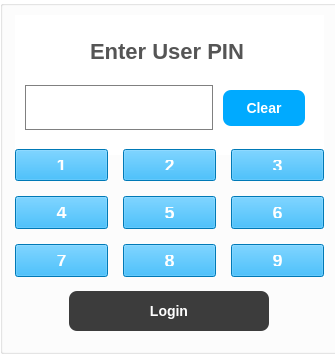
This is login.ui in pgil256/new-gui as Qt 5 draws it before an edit. The edited form follows.
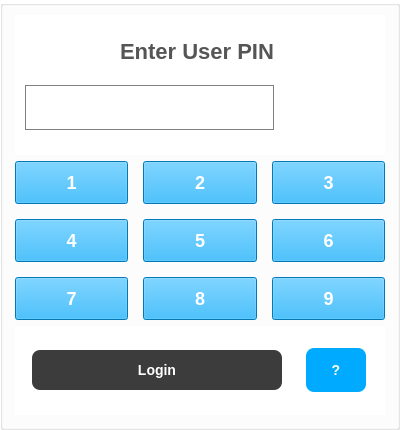
This is the edited form.

Patch:
```diff
--- a/login.ui
+++ b/login.ui
@@ -6,8 +6,8 @@
    <rect>
     <x>0</x>
     <y>0</y>
-    <width>335</width>
-    <height>354</height>
+    <width>400</width>
+    <height>430</height>
    </rect>
   </property>
   <property name="windowTitle">
@@ -18,8 +18,8 @@
     <rect>
      <x>0</x>
      <y>0</y>
-     <width>339</width>
-     <height>354</height>
+     <width>400</width>
+     <height>430</height>
     </rect>
    </property>
    <property name="minimumSize">
@@ -28,6 +28,12 @@
      <height>350</height>
     </size>
    </property>
+   <property name="maximumSize">
+    <size>
+     <width>400</width>
+     <height>450</height>
+    </size>
+   </property>
    <property name="styleSheet">
     <string notr="true">    font-size: 18px;
     font-weight: bold;
@@ -149,19 +155,17 @@
              </size>
             </property>
             <property name="styleSheet">
-             <string notr="true">    background-color: rgb(0, 170, 255);
-    color: white;
-    border: none;
-    padding: 10px 20px;
-    text-align: center;
-    text-decoration: none;
-    display: inline-block;
-    font-size: 14px;
-    font-weight:bold;
-    margin: 4px 4px;
-    cursor: pointer;
-    border-radius: 8px;
-    transition-duration: 0.4s;</string>
+             <string notr="true"> background-color: rgb(0,
+                                                        170, 255);
+                                                        color: white;
+                                                        border: none;
+                                                        padding: 10px 20px;
+                                                        text-align: center;
+                                                        text-decoration: none;
+                                                        font-size: 14px;
+                                                        font-weight:bold;
+                                                        margin: 4px 4px;
+                                                        border-radius: 8px;</string>
             </property>
             <property name="text">
              <string>Clear</string>
@@ -316,38 +320,87 @@
       </item>
      </layout>
     </item>
-    <item alignment="Qt::AlignHCenter">
-     <widget class="QPushButton" name="pushButton_login">
-      <property name="minimumSize">
-       <size>
-        <width>200</width>
-        <height>0</height>
-       </size>
-      </property>
-      <property name="maximumSize">
-       <size>
-        <width>250</width>
-        <height>16777215</height>
-       </size>
-      </property>
+    <item>
+     <widget class="QGroupBox" name="groupBox_3">
       <property name="styleSheet">
-       <string notr="true">    background-color:rgb(60, 60, 60);
-    color: white;
-    border: none;
-    padding: 12px 24px;
-	margin: 8px 0px;
-    text-align: center;
-    text-decoration: none;
-    display: inline-block;
-    font-size: 14px;
-    font-weight:bold;
-    cursor: pointer;
-    border-radius: 8px;
-    transition-duration: 0.4s;</string>
+       <string notr="true">border:none;</string>
       </property>
-      <property name="text">
-       <string>Login</string>
+      <property name="title">
+       <string/>
       </property>
+      <layout class="QHBoxLayout" name="horizontalLayout">
+       <property name="spacing">
+        <number>12</number>
+       </property>
+       <property name="leftMargin">
+        <number>0</number>
+       </property>
+       <property name="topMargin">
+        <number>0</number>
+       </property>
+       <property name="rightMargin">
+        <number>0</number>
+       </property>
+       <property name="bottomMargin">
+        <number>0</number>
+       </property>
+       <item>
+        <widget class="QPushButton" name="enter_password_button">
+         <property name="minimumSize">
+          <size>
+           <width>200</width>
+           <height>0</height>
+          </size>
+         </property>
+         <property name="maximumSize">
+          <size>
+           <width>250</width>
+           <height>16777215</height>
+          </size>
+         </property>
+         <property name="styleSheet">
+          <string notr="true"> background-color:rgb(60, 60, 60);
+                                color: white;
+                                border: none;
+                                padding: 12px 24px;
+                                margin: 8px 0px;
+                                text-align: center;
+                                text-decoration: none;
+                                font-size: 14px;
+                                font-weight:bold;
+                                border-radius: 8px;</string>
+         </property>
+         <property name="text">
+          <string>Login</string>
+         </property>
+        </widget>
+       </item>
+       <item>
+        <widget class="QPushButton" name="login_help_button">
+         <property name="maximumSize">
+          <size>
+           <width>60</width>
+           <height>60</height>
+          </size>
+         </property>
+         <property name="styleSheet">
+          <string notr="true"> background-color:rgb(0, 170, 255);
+                                color: white;
+                                border: none;
+                                padding: 12px 12px;
+                                margin: 8px 0px;
+                                text-align: center;
+                                text-decoration: none;
+                                font-size: 14px;
+                                font-weight:bold;
+                                border-radius: 8px;</string>
+         </property>
+         <property name="text">
+          <string>?</string>
+         </property>
+        </widget>
+       </item>
+      </layout>
      </widget>
     </item>
    </layout>
```
Left out of the diff: 132 changed lines with no effect on the pictures.
